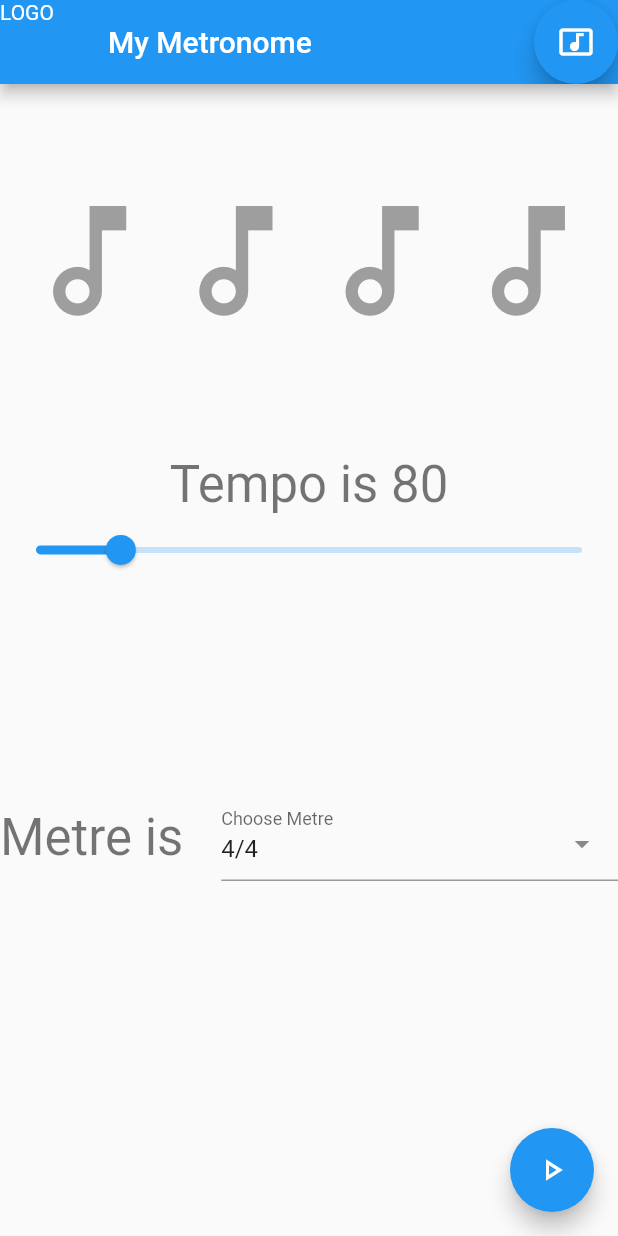
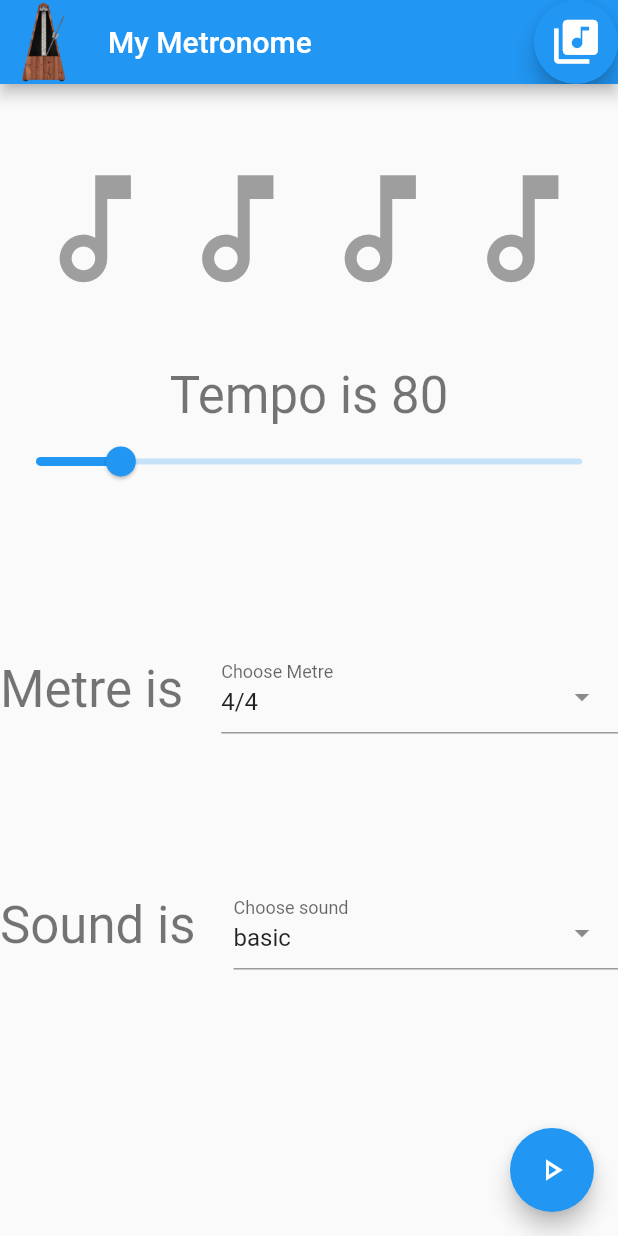
Before and after one commit to mBillan/MarwanPublicProjects, a Flutter app: the screen it shows after launch, on a phone screen of 412 x 824 dp. Run offline on Flutter 3.47's test engine with Material 2 defaults, Android fonts, the phone set to English and light mode, and no system bars; drawn by our look-alikes of select_form_field; our stand-ins replace audioplayers.

Commit message:
Add 5 new metronome sounds to select from and add a logo to the app

```diff
--- a/my_metronome/lib/main.dart
+++ b/my_metronome/lib/main.dart
@@ -37,6 +37,7 @@ class _MyHomePageState extends State<MyHomePage> {
   bool _isPlaying = false;
   int tempo = 80;
   int metre = 4;
+  String sound = "basic";
   int _ticksCounter = 0;
 
   late StreamSubscription<DateTime> _subscription;
@@ -45,9 +46,11 @@ class _MyHomePageState extends State<MyHomePage> {
 
   late final TextEditingController _tempoController;
   late final TextEditingController _metreController;
+  late final TextEditingController _soundController;
   List<Widget> _notes = [];
 
   List<Map<String, dynamic>> _allowedMetres = [];
+  List<Map<String, dynamic>> _availableSounds = [];
 
   // AudioPlayers to enable using different beat sounds
   AudioCache audioCache = AudioCache();
@@ -58,14 +61,16 @@ class _MyHomePageState extends State<MyHomePage> {
   @override
   void initState() {
     super.initState();
-    _tempoController = TextEditingController(text: "80");
-    _metreController = TextEditingController(text: "4");
+    _tempoController = TextEditingController(text: "$tempo");
+    _metreController = TextEditingController(text: "$metre");
+    _soundController = TextEditingController(text: sound);
   }
 
   @override
   void dispose() {
     _tempoController.dispose();
     _metreController.dispose();
+    _soundController.dispose();
     super.dispose();
   }
 
@@ -98,8 +103,8 @@ class _MyHomePageState extends State<MyHomePage> {
           _subscription = _metronome.listen((d) {
             // SystemSound.play(SystemSoundType.click);
             String soundName = (_ticksCounter % metre == 0)
-                ? 'drum_tick.wav'
-                : 'drum_tack.wav';
+                ? '${sound}_tick.wav'
+                : '${sound}_tack.wav';
             playTicks("sounds/$soundName");
 
             _updateNotes();
@@ -112,7 +117,7 @@ class _MyHomePageState extends State<MyHomePage> {
   }
 
   List<Widget> _updateNotes({double? maxWidth}) {
-    maxWidth = ((maxWidth != null) ? maxWidth : 400) - 10;
+    maxWidth = ((maxWidth != null) ? maxWidth : 400) - 20;
     double? iconSize = maxWidth / metre;
 
     setState(() {
@@ -152,6 +157,42 @@ class _MyHomePageState extends State<MyHomePage> {
     return allowedMetres;
   }
 
+  List<Map<String, dynamic>> _initSounds() {
+    // TODO: Add only the available sound files under assets/sounds
+
+    List<Map<String, dynamic>> availableSounds = [
+      {
+        'value': 'basic',
+        'label': 'basic',
+
+        // we can also add:
+        // 'icon': const Icon(Icons.sentiment_neutral),
+      },
+      {
+        'value': 'bell',
+        'label': 'bell',
+      },
+      {
+        'value': 'clock',
+        'label': 'clock',
+      },
+      {
+        'value': 'drum',
+        'label': 'drum',
+      },
+      {
+        'value': 'muted',
+        'label': 'muted',
+      },
+      {
+        'value': 'wooden',
+        'label': 'wooden',
+      },
+    ];
+
+    return availableSounds;
+  }
+
   void _onTempoChanged(double val) {
     setState(() {
       tempo = val.round();
@@ -174,28 +215,49 @@ class _MyHomePageState extends State<MyHomePage> {
     _togglePlay();
   }
 
+  void _onSoundChanged(String val) {
+    setState(() {
+      sound = val;
+
+      // Update the value of _soundController manually to sync all the instances
+      // of the widgets that use this controller
+      // mainly because PopupMenuButton doesn't update the have a controller
+      _soundController.text = sound;
+    });
+
+    // toggle play twice to reset the metronome
+    _togglePlay();
+    _togglePlay();
+  }
+
   @override
   Widget build(BuildContext context) {
     _allowedMetres = _initMetres();
+    _availableSounds = _initSounds();
 
     return Scaffold(
       appBar: AppBar(
-        leading: const Text("LOGO"),
-        // Here we take the value from the MyHomePage object that was created by
-        // the App.build method, and use it to set our appbar title.
+        leading: const Image(
+            image: AssetImage('assets/images/my_metronome_app_logo.png')),
+        title: Text(widget.title),
         actions: [
           FloatingActionButton(
-            onPressed: () {
-              _showToast(context, "opening my sounds!");
-            },
-            tooltip: 'Check my sounds',
-            child: const Icon(Icons.music_video_outlined),
+            onPressed: () {},
+            child: PopupMenuButton<String>(
+              onSelected: _onSoundChanged,
+              icon: const Icon(Icons.my_library_music),
+              iconSize: 35,
+              tooltip: "Change sound",
+              itemBuilder: (BuildContext context) {
+                return _availableSounds.map((Map<String, dynamic> element) {
+                  return PopupMenuItem(
+                      value: element['value'].toString(),
+                      child: Text(element['label'].toString()));
+                }).toList();
+              },
+            ),
           ),
         ],
-        title: Text(widget.title),
-        actionsIconTheme: const IconThemeData(
-          size: 35,
-        ),
       ),
       body: mainBody(),
       floatingActionButton: FloatingActionButton(
@@ -268,6 +330,29 @@ class _MyHomePageState extends State<MyHomePage> {
                 ),
               ],
             ),
+            Row(
+              mainAxisAlignment: MainAxisAlignment.center,
+              children: [
+                Text(
+                  'Sound is   ',
+                  style: Theme.of(context).textTheme.headline4,
+                ),
+                Expanded(
+                  child: SelectFormField(
+                    controller: _soundController,
+                    type: SelectFormFieldType.dropdown,
+                    // or can be dialog
+                    // initialValue: "4",
+                    // by default choose 4/4
+                    // icon: Icon(Icons.format_shapes),
+                    labelText: 'Choose sound',
+                    changeIcon: true,
+                    items: _availableSounds,
+                    onChanged: _onSoundChanged,
+                  ),
+                ),
+              ],
+            ),
             const SizedBox(
               height: 30,
             ),
--- a/my_metronome/pubspec.yaml
+++ b/my_metronome/pubspec.yaml
@@ -66,8 +66,8 @@ flutter:
   #   - images/a_dot_burr.jpeg
   #   - images/a_dot_ham.jpeg
   assets:
-    - assets/sounds/drum_tack.wav
-    - assets/sounds/drum_tick.wav
+    - assets/sounds/
+    - assets/images/my_metronome_app_logo.png
 
   # An image asset can refer to one or more resolution-specific "variants", see
   # https://flutter.dev/assets-and-images/#resolution-aware.
```
Also changed, not shown: my_metronome/assets/images/my_metronome_app_logo.png (added), 11 other files.
